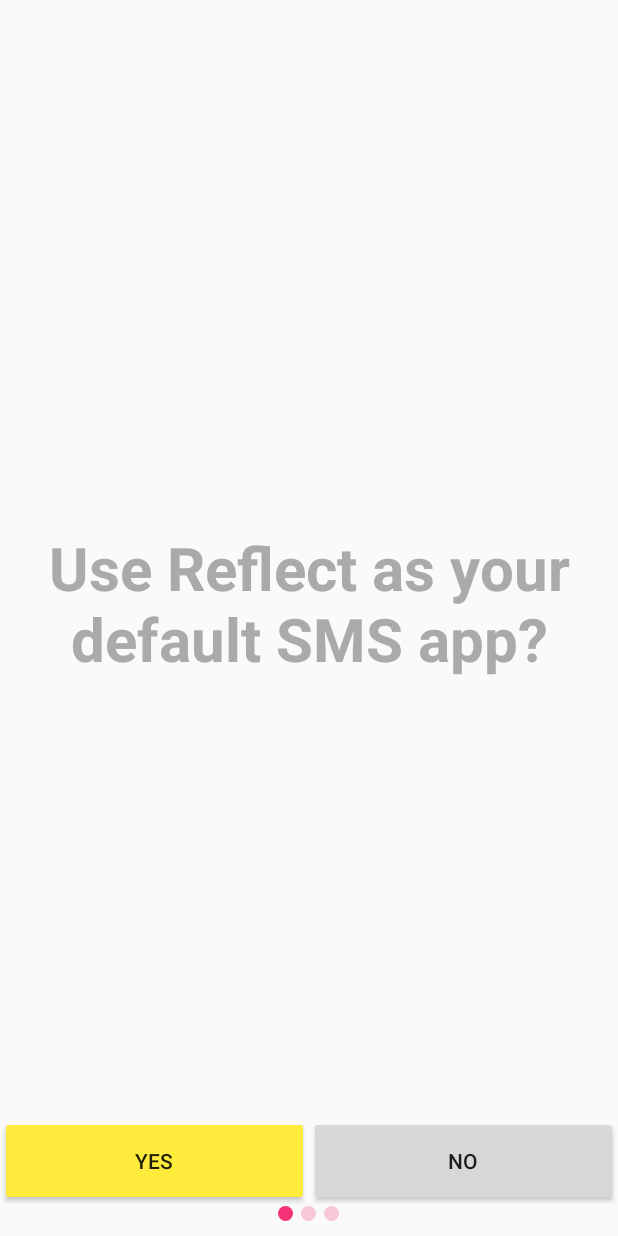
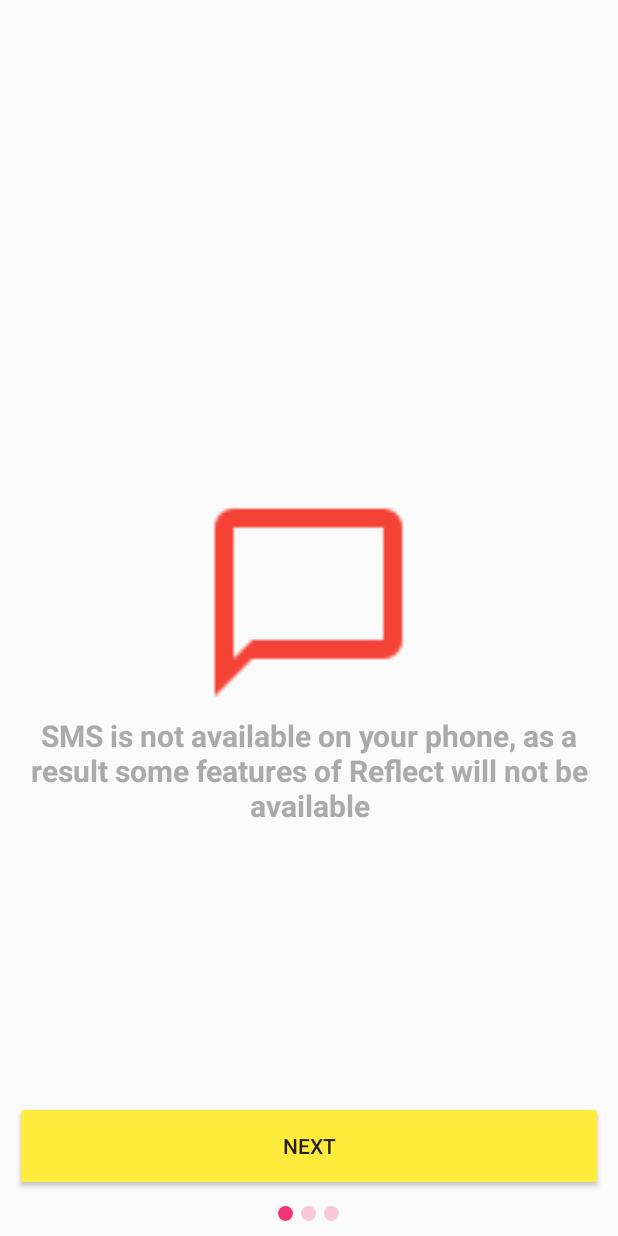
Before and after one commit to Noah-Huppert/Reflect, an Android app: the screen it shows after launch (MainActivity), on a phone screen of 412 x 824 dp. Run offline under Robolectric (Android 15) with nearby library versions, the phone set to English and light mode, and no system bars; libraries missing offline, so code that uses them is left out: com.crashlytics.android, io.fabric.sdk; 1 statement that could not run was skipped.

Commit message:
Finished fts_is_default_sms page, Added fts_no_telephony page

```diff
--- a/app/src/main/java/com/noahhuppert/reflect/views/fragments/FirstTimeSetupFragment/FirstTimeSetupFragment.java
+++ b/app/src/main/java/com/noahhuppert/reflect/views/fragments/FirstTimeSetupFragment/FirstTimeSetupFragment.java
@@ -1,5 +1,6 @@
 package com.noahhuppert.reflect.views.fragments.FirstTimeSetupFragment;
 
+import android.app.Activity;
 import android.os.Bundle;
 import android.support.v4.app.Fragment;
 import android.support.v7.app.AppCompatActivity;
--- a/app/src/main/java/com/noahhuppert/reflect/views/fragments/FirstTimeSetupFragment/FirstTimeSetupGoogleFragment.java
+++ b/app/src/main/java/com/noahhuppert/reflect/views/fragments/FirstTimeSetupFragment/FirstTimeSetupGoogleFragment.java
@@ -15,6 +15,8 @@
     public View onCreateView(LayoutInflater inflater, ViewGroup container, Bundle savedInstanceState) {
         View rootView = inflater.inflate(R.layout.fragment_first_time_setup_google, container, false);
 
+        //TODO Sign into google and authenticate with Google Hangouts
+
         return rootView;
     }
 }
--- a/app/src/main/java/com/noahhuppert/reflect/views/fragments/FirstTimeSetupFragment/FirstTimeSetupSmsFragment.java
+++ b/app/src/main/java/com/noahhuppert/reflect/views/fragments/FirstTimeSetupFragment/FirstTimeSetupSmsFragment.java
@@ -25,29 +25,30 @@
     public View onCreateView(LayoutInflater inflater, ViewGroup container, Bundle savedInstanceState) {
         rootView = inflater.inflate(R.layout.fragment_first_time_setup_sms, container, false);
 
-        //TODO Detect when phone doesn't have Telephony and disable this page
+        Button notDefaultYesButton = (Button) rootView.findViewById(R.id.fragment_first_time_setup_navigation_button_yes);
+        Button notDefaultNoButton = (Button) rootView.findViewById(R.id.fragment_first_time_setup_navigation_button_no);
+        Button isDefaultNextButton = (Button) rootView.findViewById(R.id.fragment_first_time_setup_is_default_next_button);
+        Button noTelephonyNextButton = (Button) rootView.findViewById(R.id.fragment_First_time_setup_no_telephony_next_button);
 
-        Button yesButton = (Button) rootView.findViewById(R.id.fragment_first_time_setup_navigation_button_yes);
-        Button noButton = (Button) rootView.findViewById(R.id.fragment_first_time_setup_navigation_button_no);
-
-        yesButton.setOnClickListener(new View.OnClickListener() {
+        notDefaultYesButton.setOnClickListener(new View.OnClickListener() {
             @Override
             public void onClick(View v) {
-                Log.d(TAG, "Make default");
-
                 TelephonyUtils.SetAsDefaultSmsApp(getActivity());
-                //TODO only switch page after set default dialog is complete
-                pageSwitcher.switchPage(pageSwitcher.getCurrentPageIndex() + 1);
             }
         });
 
-        noButton.setOnClickListener(new View.OnClickListener() {
+        View.OnClickListener nextPageOnClickListener = new View.OnClickListener() {
             @Override
             public void onClick(View v) {
                 pageSwitcher.switchPage(pageSwitcher.getCurrentPageIndex() + 1);
             }
-        });
+        };
 
+        notDefaultNoButton.setOnClickListener(nextPageOnClickListener);
+
+        isDefaultNextButton.setOnClickListener(nextPageOnClickListener);
+
+        noTelephonyNextButton.setOnClickListener(nextPageOnClickListener);
 
         //Attach FirstTimeSetupPageSwitcher
         try{
@@ -56,24 +57,25 @@
             throw new ClassCastException(getParentFragment().getClass().getSimpleName() + " must implement " + FirstTimeSetupPageSwitcher.class.getSimpleName());
         }
 
-        //setCorrectSmsPrompt();
-
         return rootView;
     }
 
     @Override
     public void onResume() {
         super.onResume();
-        setCorrectSmsPrompt();
-    }
 
-    private void setCorrectSmsPrompt(){
-        if(TelephonyUtils.IsDefaultSmsApp(getActivity())){
+        if(!TelephonyUtils.HasTelephony(getActivity())){
+            rootView.findViewById(R.id.fragment_first_time_setup_no_telephony).setVisibility(View.VISIBLE);
+            rootView.findViewById(R.id.fragment_first_time_setup_sms_promp_view_not_default).setVisibility(View.GONE);
+            rootView.findViewById(R.id.fragment_first_time_setup_sms_promp_view_is_default).setVisibility(View.GONE);
+        } else if(!TelephonyUtils.IsDefaultSmsApp(getActivity())){
+            rootView.findViewById(R.id.fragment_first_time_setup_no_telephony).setVisibility(View.GONE);
+            rootView.findViewById(R.id.fragment_first_time_setup_sms_promp_view_not_default).setVisibility(View.VISIBLE);
+            rootView.findViewById(R.id.fragment_first_time_setup_sms_promp_view_is_default).setVisibility(View.GONE);
+        } else {
+            rootView.findViewById(R.id.fragment_first_time_setup_no_telephony).setVisibility(View.GONE);
             rootView.findViewById(R.id.fragment_first_time_setup_sms_promp_view_not_default).setVisibility(View.GONE);
             rootView.findViewById(R.id.fragment_first_time_setup_sms_promp_view_is_default).setVisibility(View.VISIBLE);
-        } else {
-            rootView.findViewById(R.id.fragment_first_time_setup_sms_promp_view_not_default).setVisibility(View.VISIBLE);
-            rootView.findViewById(R.id.fragment_first_time_setup_sms_promp_view_is_default).setVisibility(View.GONE);
         }
     }
 }
--- a/app/src/main/res/layout/fragment_first_time_setup.xml
+++ b/app/src/main/res/layout/fragment_first_time_setup.xml
@@ -9,7 +9,9 @@
         android:id="@+id/fragment_first_time_setup_view_flipper"
         android:layout_width="match_parent"
         android:layout_height="match_parent"
-        android:layout_above="@+id/fragment_first_time_setup_page_indicator_2">
+        android:layout_above="@+id/fragment_first_time_setup_page_indicator_2"
+        android:outAnimation="@anim/abc_fade_out"
+        android:inAnimation="@anim/abc_fade_in">
 
         <!-- SMS Setup -->
         <fragment
--- a/app/src/main/res/layout/fragment_first_time_setup_google.xml
+++ b/app/src/main/res/layout/fragment_first_time_setup_google.xml
@@ -4,6 +4,7 @@
     android:layout_height="match_parent"
     xmlns:android="http://schemas.android.com/apk/res/android">
 
+    <!-- TODO Make Google Sign in UI -->
     <TextView
         android:layout_width="wrap_content"
         android:layout_height="wrap_content"
--- a/app/src/main/res/layout/fragment_first_time_setup_navigation_buttons.xml
+++ b/app/src/main/res/layout/fragment_first_time_setup_navigation_buttons.xml
@@ -9,6 +9,13 @@
     xmlns:android="http://schemas.android.com/apk/res/android">
 
     <Button
+        android:id="@+id/fragment_first_time_setup_navigation_button_no"
+        android:layout_width="0dp"
+        android:layout_height="@dimen/fragment_first_time_setup_navigation_buttons_height"
+        android:layout_weight="1"
+        android:text="@string/fragment_first_time_setup_navigation_buttons_no" />
+
+    <Button
         android:id="@+id/fragment_first_time_setup_navigation_button_yes"
         android:layout_width="0dp"
         android:layout_height="@dimen/fragment_first_time_setup_navigation_buttons_height"
@@ -16,11 +23,4 @@
         android:theme="@style/SecondaryColorButton"
         android:text="@string/fragment_first_time_setup_navigation_buttons_yes" />
 
-    <Button
-        android:id="@+id/fragment_first_time_setup_navigation_button_no"
-        android:layout_width="0dp"
-        android:layout_height="@dimen/fragment_first_time_setup_navigation_buttons_height"
-        android:layout_weight="1"
-        android:text="@string/fragment_first_time_setup_navigation_buttons_no" />
-
 </LinearLayout>
--- a/app/src/main/res/layout/fragment_first_time_setup_sms.xml
+++ b/app/src/main/res/layout/fragment_first_time_setup_sms.xml
@@ -13,8 +13,7 @@
             android:id="@+id/fragment_first_time_setup_sms_prompt"
             android:layout_width="match_parent"
             android:layout_height="wrap_content"
-            android:layout_centerVertical="true"
-            android:layout_centerHorizontal="true"
+            android:layout_centerInParent="true"
             android:textSize="@dimen/fragment_first_time_setup_sms_prompt_not_default_text_size"
             android:textStyle="bold"
             android:gravity="center"
@@ -37,16 +36,15 @@
             android:id="@+id/fragment_first_time_Setup_prompt_is_default_check_mark"
             android:layout_width="@dimen/fragment_first_time_setup_sms_is_default_icon_size"
             android:layout_height="@dimen/fragment_first_time_setup_sms_is_default_icon_size"
-            android:layout_centerHorizontal="true"
-            android:layout_centerVertical="true"
+            android:layout_centerInParent="true"
             android:src="@drawable/ic_done_white_48dp"
             android:tint="@color/light_green"/>
 
         <TextView
             android:layout_width="match_parent"
             android:layout_height="wrap_content"
+            android:layout_below="@+id/fragment_first_time_Setup_prompt_is_default_check_mark"
             android:gravity="center"
-            android:layout_below="@+id/fragment_first_time_Setup_prompt_is_default_check_mark"
             android:textSize="@dimen/fragment_first_time_setup_sms_prompt_is_default_text_size"
             android:textStyle="bold"
             android:text="@string/fragment_first_time_setup_sms_is_default_prompt"
@@ -55,11 +53,46 @@
         <Button
             android:id="@+id/fragment_first_time_setup_is_default_next_button"
             android:layout_width="match_parent"
-            android:layout_height="wrap_content"
+            android:layout_height="@dimen/fragment_first_time_setup_navigation_buttons_height"
             android:layout_alignParentBottom="true"
             android:layout_margin="@dimen/fragment_first_time_setup_page_indicator_margin_bottom"
             android:text="@string/fragment_first_time_setup_sms_is_default_next_button"
-            android:background="@color/secondary"/>
+            android:theme="@style/SecondaryColorButton"/>
+
+    </RelativeLayout>
+
+    <RelativeLayout
+        android:id="@+id/fragment_first_time_setup_no_telephony"
+        android:visibility="gone"
+        android:layout_width="match_parent"
+        android:layout_height="match_parent">
+
+        <ImageView
+            android:id="@+id/fragment_first_time_setup_no_telephony_icon"
+            android:layout_width="@dimen/fragment_first_time_setup_sms_no_telephony_icon_size"
+            android:layout_height="@dimen/fragment_first_time_setup_sms_no_telephony_icon_size"
+            android:layout_centerInParent="true"
+            android:src="@drawable/ic_chat_bubble_outline_white_48dp"
+            android:tint="@color/red"/>
+
+        <TextView
+            android:layout_width="match_parent"
+            android:layout_height="wrap_content"
+            android:layout_below="@+id/fragment_first_time_setup_no_telephony_icon"
+            android:gravity="center"
+            android:textSize="@dimen/fragment_first_time_setup_sms_no_telephony_text_size"
+            android:textStyle="bold"
+            android:text="@string/fragment_first_time_setup_sms_no_telephony_prompt"
+            android:textColor="@color/gray"/>
+
+        <Button
+            android:id="@+id/fragment_First_time_setup_no_telephony_next_button"
+            android:layout_width="match_parent"
+            android:layout_height="@dimen/fragment_first_time_setup_navigation_buttons_height"
+            android:layout_margin="@dimen/fragment_first_time_setup_page_indicator_margin_bottom"
+            android:layout_alignParentBottom="true"
+            android:theme="@style/SecondaryColorButton"
+            android:text="@string/fragment_first_time_setup_sms_no_telephony_next_button"/>
 
     </RelativeLayout>
 
--- a/app/src/main/res/values/colors.xml
+++ b/app/src/main/res/values/colors.xml
@@ -11,4 +11,5 @@
     <!-- Pallet Colors -->
     <color name="gray">#aaaaaa</color>
     <color name="light_green">#00C853</color>
+    <color name="red">#F44336</color>
 </resources>
--- a/app/src/main/res/values/dimens.xml
+++ b/app/src/main/res/values/dimens.xml
@@ -11,6 +11,10 @@
 
     <!-- First Time Setup Fragment SMS -->
     <dimen name="fragment_first_time_setup_sms_prompt_not_default_text_size">40dp</dimen>
+
     <dimen name="fragment_first_time_setup_sms_prompt_is_default_text_size">25dp</dimen>
     <dimen name="fragment_first_time_setup_sms_is_default_icon_size">150dp</dimen>
+
+    <dimen name="fragment_first_time_setup_sms_no_telephony_icon_size">150dp</dimen>
+    <dimen name="fragment_first_time_setup_sms_no_telephony_text_size">20dp</dimen>
 </resources>
--- a/app/src/main/res/values/integers.xml
+++ /dev/null
@@ -1,6 +0,0 @@
-<?xml version="1.0" encoding="utf-8"?>
-<resources>
-    <!-- First Time Setup Fragment -->
-    <!-- If fragment_first_time_setup_navigation_arrow_alpha is changed also change the values in FirstTimeSetupFragment.switchPage -->
-    <item name="fragment_first_time_setup_navigation_arrow_alpha" format="float" type="dimen">0.5</item>
-</resources>
--- a/app/src/main/res/values/strings.xml
+++ b/app/src/main/res/values/strings.xml
@@ -9,8 +9,12 @@
 
     <!-- First Time Setup Fragment SMS -->
     <string name="fragment_first_time_setup_sms_set_default_prompt">Use Reflect as your default SMS app?</string>
+
     <string name="fragment_first_time_setup_sms_is_default_prompt">Reflect is your default SMS app</string>
     <string name="fragment_first_time_setup_sms_is_default_next_button">Next</string>
+
+    <string name="fragment_first_time_setup_sms_no_telephony_prompt">SMS is not available on your phone, as a result some features of Reflect will not be available</string>
+    <string name="fragment_first_time_setup_sms_no_telephony_next_button">Next</string>
 
     <!-- First Time Setup Fragment Navigation Buttons -->
     <string name="fragment_first_time_setup_navigation_buttons_yes">Yes</string>
```
Also changed, not shown: app/src/main/res/drawable-hdpi/ic_chat_bubble_outline_white_48dp.png (added), app/src/main/res/drawable-mdpi/ic_chat_bubble_outline_white_48dp.png (added), app/src/main/res/drawable-xhdpi/ic_chat_bubble_outline_white_48dp.png (added), app/src/main/res/drawable-xxhdpi/ic_chat_bubble_outline_white_48dp.png (added), app/src/main/res/drawable-xxxhdpi/ic_chat_bubble_outline_white_48dp.png (added).
